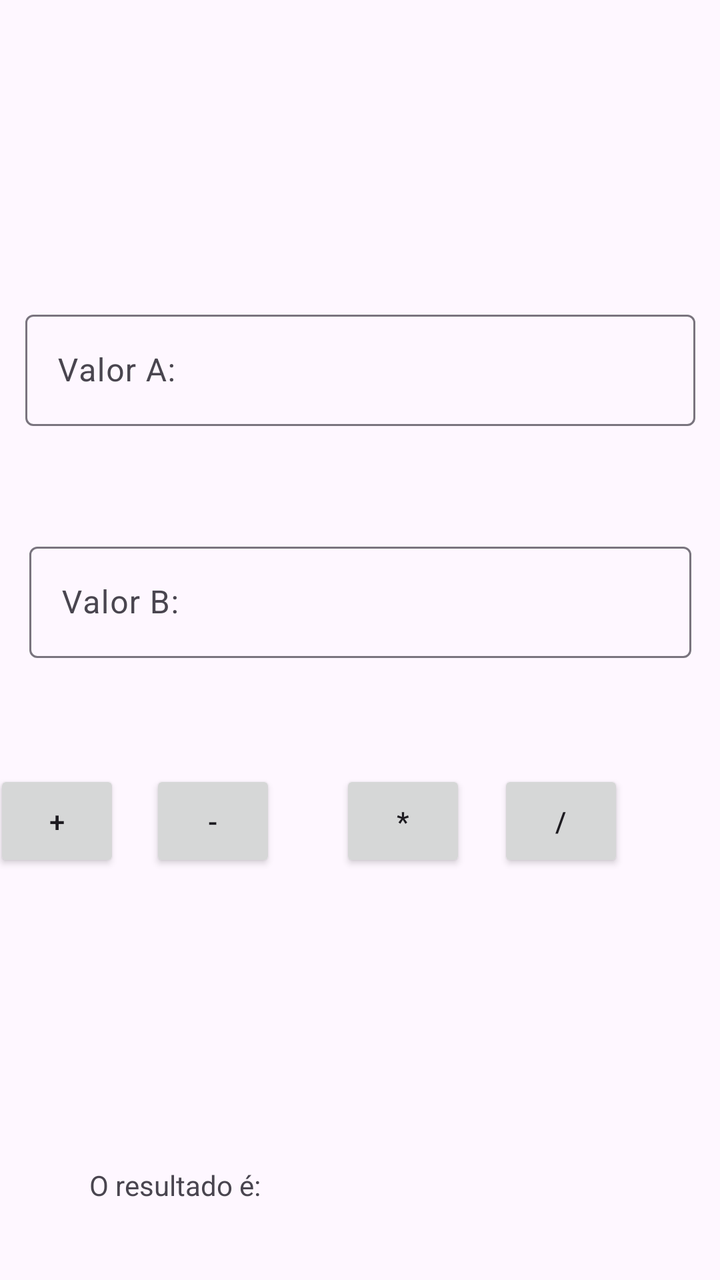
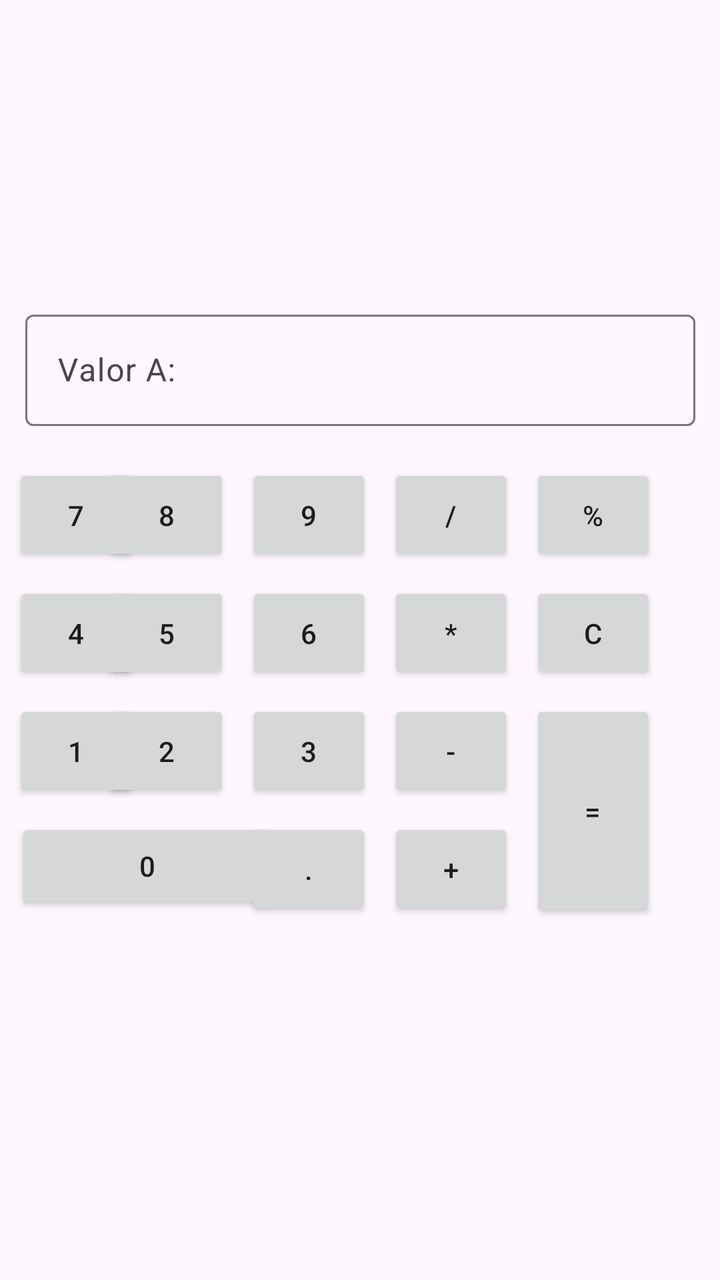

Screens rendered from an Android XML layout before and after an edit, with the pre-edit source and the edit as a unified diff.
<!-- AndroidManifest.xml: application theme Theme.Calculadora2 -->
<!-- res/layout/activity_main.xml -->
<?xml version="1.0" encoding="utf-8"?>
<androidx.constraintlayout.widget.ConstraintLayout xmlns:android="http://schemas.android.com/apk/res/android"
    xmlns:app="http://schemas.android.com/apk/res-auto"
    xmlns:tools="http://schemas.android.com/tools"
    android:id="@+id/main"
    android:layout_width="match_parent"
    android:layout_height="match_parent"
    tools:context=".MainActivity">

    <TextView
        android:id="@+id/Resultado"
        android:layout_width="271dp"
        android:layout_height="25dp"
        android:layout_marginBottom="32dp"
        android:text="O resultado é:"
        app:layout_constraintBottom_toBottomOf="parent"
        app:layout_constraintEnd_toEndOf="parent"
        app:layout_constraintStart_toStartOf="parent" />

    <com.google.android.material.textfield.TextInputLayout
        android:id="@+id/textInput_A"
        android:layout_width="335dp"
        android:layout_height="64dp"
        android:layout_marginTop="152dp"
        app:layout_constraintEnd_toEndOf="parent"
        app:layout_constraintStart_toStartOf="parent"
        app:layout_constraintTop_toTopOf="parent">

        <com.google.android.material.textfield.TextInputEditText
            android:layout_width="match_parent"
            android:layout_height="wrap_content"
            android:hint="Valor A:" />
    </com.google.android.material.textfield.TextInputLayout>

    <com.google.android.material.textfield.TextInputLayout
        android:id="@+id/textInput_B"
        android:layout_width="331dp"
        android:layout_height="65dp"
        android:layout_marginTop="52dp"
        app:layout_constraintEnd_toEndOf="parent"
        app:layout_constraintStart_toStartOf="parent"
        app:layout_constraintTop_toBottomOf="@+id/textInput_A">

        <com.google.android.material.textfield.TextInputEditText
            android:layout_width="match_parent"
            android:layout_height="wrap_content"
            android:hint="Valor B:" />
    </com.google.android.material.textfield.TextInputLayout>

    <Button
        android:id="@+id/Soma"
        android:layout_width="63dp"
        android:layout_height="51dp"
        android:layout_marginTop="52dp"
        android:layout_marginEnd="16dp"
        android:text="+"
        app:layout_constraintEnd_toStartOf="@+id/Sub"
        app:layout_constraintHorizontal_bias="0.866"
        app:layout_constraintStart_toStartOf="parent"
        app:layout_constraintTop_toBottomOf="@+id/textInput_B" />

    <Button
        android:id="@+id/Sub"
        android:layout_width="63dp"
        android:layout_height="51dp"
        android:layout_marginTop="52dp"
        android:layout_marginEnd="32dp"
        android:text="-"
        app:layout_constraintEnd_toStartOf="@+id/Mul"
        app:layout_constraintTop_toBottomOf="@+id/textInput_B" />

    <Button
        android:id="@+id/Mul"
        android:layout_width="63dp"
        android:layout_height="51dp"
        android:layout_marginTop="52dp"
        android:layout_marginEnd="16dp"
        android:text="*"
        app:layout_constraintEnd_toStartOf="@+id/Divi"
        app:layout_constraintTop_toBottomOf="@+id/textInput_B" />

    <Button
        android:id="@+id/Divi"
        android:layout_width="63dp"
        android:layout_height="51dp"
        android:layout_marginTop="52dp"
        android:layout_marginEnd="48dp"
        android:text="/"
        app:layout_constraintEnd_toEndOf="parent"
        app:layout_constraintTop_toBottomOf="@+id/textInput_B" />
</androidx.constraintlayout.widget.ConstraintLayout>
<!-- resources referenced by this layout -->
<resources>
  <style name="Theme.Calculadora2" parent="Base.Theme.Calculadora2" />
  <style name="Base.Theme.Calculadora2" parent="Theme.Material3.DayNight.NoActionBar">
          
          
      </style>
</resources>

<!-- the commit's change to res/layout/activity_main.xml (unified diff, before → after) -->
@@ -7,16 +7,6 @@
     android:layout_height="match_parent"
     tools:context=".MainActivity">
 
-    <TextView
-        android:id="@+id/Resultado"
-        android:layout_width="271dp"
-        android:layout_height="25dp"
-        android:layout_marginBottom="32dp"
-        android:text="O resultado é:"
-        app:layout_constraintBottom_toBottomOf="parent"
-        app:layout_constraintEnd_toEndOf="parent"
-        app:layout_constraintStart_toStartOf="parent" />
-
     <com.google.android.material.textfield.TextInputLayout
         android:id="@+id/textInput_A"
         android:layout_width="335dp"
@@ -27,65 +17,197 @@
         app:layout_constraintTop_toTopOf="parent">
 
         <com.google.android.material.textfield.TextInputEditText
+            android:id="@+id/valorA"
             android:layout_width="match_parent"
             android:layout_height="wrap_content"
             android:hint="Valor A:" />
     </com.google.android.material.textfield.TextInputLayout>
 
-    <com.google.android.material.textfield.TextInputLayout
-        android:id="@+id/textInput_B"
-        android:layout_width="331dp"
-        android:layout_height="65dp"
-        android:layout_marginTop="52dp"
-        app:layout_constraintEnd_toEndOf="parent"
-        app:layout_constraintStart_toStartOf="parent"
-        app:layout_constraintTop_toBottomOf="@+id/textInput_A">
-
-        <com.google.android.material.textfield.TextInputEditText
-            android:layout_width="match_parent"
-            android:layout_height="wrap_content"
-            android:hint="Valor B:" />
-    </com.google.android.material.textfield.TextInputLayout>
+    <Button
+        android:id="@+id/Divi"
+        android:layout_width="63dp"
+        android:layout_height="51dp"
+        android:layout_marginTop="16dp"
+        android:layout_marginEnd="8dp"
+        android:text="/"
+        app:layout_constraintEnd_toStartOf="@+id/bt_por"
+        app:layout_constraintTop_toBottomOf="@+id/textInput_A" />
+
+    <Button
+        android:id="@+id/bt_por"
+        android:layout_width="63dp"
+        android:layout_height="51dp"
+        android:layout_marginTop="16dp"
+        android:layout_marginEnd="32dp"
+        android:text="%"
+        app:layout_constraintEnd_toEndOf="parent"
+        app:layout_constraintTop_toBottomOf="@+id/textInput_A" />
+
+    <Button
+        android:id="@+id/bt_limpar"
+        android:layout_width="63dp"
+        android:layout_height="51dp"
+        android:layout_marginTop="8dp"
+        android:layout_marginEnd="32dp"
+        android:text="C"
+        app:layout_constraintEnd_toEndOf="parent"
+        app:layout_constraintTop_toBottomOf="@+id/bt_por" />
+
+    <Button
+        android:id="@+id/bt_9"
+        android:layout_width="63dp"
+        android:layout_height="51dp"
+        android:layout_marginTop="16dp"
+        android:layout_marginEnd="8dp"
+        android:text="9"
+        app:layout_constraintEnd_toStartOf="@+id/Divi"
+        app:layout_constraintTop_toBottomOf="@+id/textInput_A" />
+
+    <Button
+        android:id="@+id/bt_8"
+        android:layout_width="63dp"
+        android:layout_height="51dp"
+        android:layout_marginTop="16dp"
+        android:layout_marginEnd="8dp"
+        android:text="8"
+        app:layout_constraintEnd_toStartOf="@+id/bt_9"
+        app:layout_constraintTop_toBottomOf="@+id/textInput_A" />
+
+    <Button
+        android:id="@+id/bt_7"
+        android:layout_width="63dp"
+        android:layout_height="51dp"
+        android:layout_marginStart="32dp"
+        android:layout_marginTop="16dp"
+        android:layout_marginEnd="8dp"
+        android:text="7"
+        app:layout_constraintEnd_toStartOf="@+id/bt_8"
+        app:layout_constraintStart_toStartOf="parent"
+        app:layout_constraintTop_toBottomOf="@+id/textInput_A" />
+
+    <Button
+        android:id="@+id/bt_6"
+        android:layout_width="63dp"
+        android:layout_height="51dp"
+        android:layout_marginTop="8dp"
+        android:layout_marginEnd="8dp"
+        android:text="6"
+        app:layout_constraintEnd_toStartOf="@+id/Mul"
+        app:layout_constraintTop_toBottomOf="@+id/bt_9" />
+
+    <Button
+        android:id="@+id/bt_5"
+        android:layout_width="63dp"
+        android:layout_height="51dp"
+        android:layout_marginTop="8dp"
+        android:layout_marginEnd="8dp"
+        android:text="5"
+        app:layout_constraintEnd_toStartOf="@+id/bt_6"
+        app:layout_constraintTop_toBottomOf="@+id/bt_8" />
+
+    <Button
+        android:id="@+id/bt_4"
+        android:layout_width="63dp"
+        android:layout_height="51dp"
+        android:layout_marginStart="32dp"
+        android:layout_marginTop="8dp"
+        android:layout_marginEnd="8dp"
+        android:text="4"
+        app:layout_constraintEnd_toStartOf="@+id/bt_5"
+        app:layout_constraintStart_toStartOf="parent"
+        app:layout_constraintTop_toBottomOf="@+id/bt_7" />
+
+    <Button
+        android:id="@+id/bt_3"
+        android:layout_width="63dp"
+        android:layout_height="51dp"
+        android:layout_marginTop="8dp"
+        android:layout_marginEnd="8dp"
+        android:text="3"
+        app:layout_constraintEnd_toStartOf="@+id/Sub"
+        app:layout_constraintTop_toBottomOf="@+id/bt_6" />
+
+    <Button
+        android:id="@+id/bt_1"
+        android:layout_width="63dp"
+        android:layout_height="51dp"
+        android:layout_marginStart="32dp"
+        android:layout_marginTop="8dp"
+        android:layout_marginEnd="8dp"
+        android:text="1"
+        app:layout_constraintEnd_toStartOf="@+id/bt_2"
+        app:layout_constraintStart_toStartOf="parent"
+        app:layout_constraintTop_toBottomOf="@+id/bt_4" />
+
+    <Button
+        android:id="@+id/bt_2"
+        android:layout_width="63dp"
+        android:layout_height="51dp"
+        android:layout_marginTop="8dp"
+        android:layout_marginEnd="8dp"
+        android:text="2"
+        app:layout_constraintEnd_toStartOf="@+id/bt_3"
+        app:layout_constraintTop_toBottomOf="@+id/bt_5" />
+
+    <Button
+        android:id="@+id/bt_ponto"
+        android:layout_width="63dp"
+        android:layout_height="51dp"
+        android:layout_marginTop="8dp"
+        android:layout_marginEnd="8dp"
+        android:text="."
+        app:layout_constraintEnd_toStartOf="@+id/Soma"
+        app:layout_constraintTop_toBottomOf="@+id/bt_3" />
+
+    <Button
+        android:id="@+id/bt_0"
+        android:layout_width="132dp"
+        android:layout_height="48dp"
+        android:layout_marginStart="32dp"
+        android:layout_marginTop="8dp"
+        android:layout_marginEnd="8dp"
+        android:text="0"
+        app:layout_constraintEnd_toStartOf="@+id/bt_ponto"
+        app:layout_constraintStart_toStartOf="parent"
+        app:layout_constraintTop_toBottomOf="@+id/bt_2" />
 
     <Button
         android:id="@+id/Soma"
         android:layout_width="63dp"
         android:layout_height="51dp"
-        android:layout_marginTop="52dp"
-        android:layout_marginEnd="16dp"
+        android:layout_marginTop="8dp"
+        android:layout_marginEnd="8dp"
         android:text="+"
-        app:layout_constraintEnd_toStartOf="@+id/Sub"
-        app:layout_constraintHorizontal_bias="0.866"
-        app:layout_constraintStart_toStartOf="parent"
-        app:layout_constraintTop_toBottomOf="@+id/textInput_B" />
+        app:layout_constraintEnd_toStartOf="@+id/bt_igual"
+        app:layout_constraintTop_toBottomOf="@+id/Sub" />
 
     <Button
         android:id="@+id/Sub"
         android:layout_width="63dp"
         android:layout_height="51dp"
-        android:layout_marginTop="52dp"
+        android:layout_marginTop="8dp"
+        android:layout_marginEnd="8dp"
+        android:text="-"
+        app:layout_constraintEnd_toStartOf="@+id/bt_igual"
+        app:layout_constraintTop_toBottomOf="@+id/Mul" />
+
+    <Button
+        android:id="@+id/bt_igual"
+        android:layout_width="63dp"
+        android:layout_height="111dp"
+        android:layout_marginTop="8dp"
         android:layout_marginEnd="32dp"
-        android:text="-"
-        app:layout_constraintEnd_toStartOf="@+id/Mul"
-        app:layout_constraintTop_toBottomOf="@+id/textInput_B" />
+        android:text="="
+        app:layout_constraintEnd_toEndOf="parent"
+        app:layout_constraintTop_toBottomOf="@+id/bt_limpar" />
 
     <Button
         android:id="@+id/Mul"
         android:layout_width="63dp"
         android:layout_height="51dp"
-        android:layout_marginTop="52dp"
-        android:layout_marginEnd="16dp"
+        android:layout_marginTop="8dp"
+        android:layout_marginEnd="8dp"
         android:text="*"
-        app:layout_constraintEnd_toStartOf="@+id/Divi"
-        app:layout_constraintTop_toBottomOf="@+id/textInput_B" />
-
-    <Button
-        android:id="@+id/Divi"
-        android:layout_width="63dp"
-        android:layout_height="51dp"
-        android:layout_marginTop="52dp"
-        android:layout_marginEnd="48dp"
-        android:text="/"
-        app:layout_constraintEnd_toEndOf="parent"
-        app:layout_constraintTop_toBottomOf="@+id/textInput_B" />
+        app:layout_constraintEnd_toStartOf="@+id/bt_limpar"
+        app:layout_constraintTop_toBottomOf="@+id/Divi" />
 </androidx.constraintlayout.widget.ConstraintLayout>
